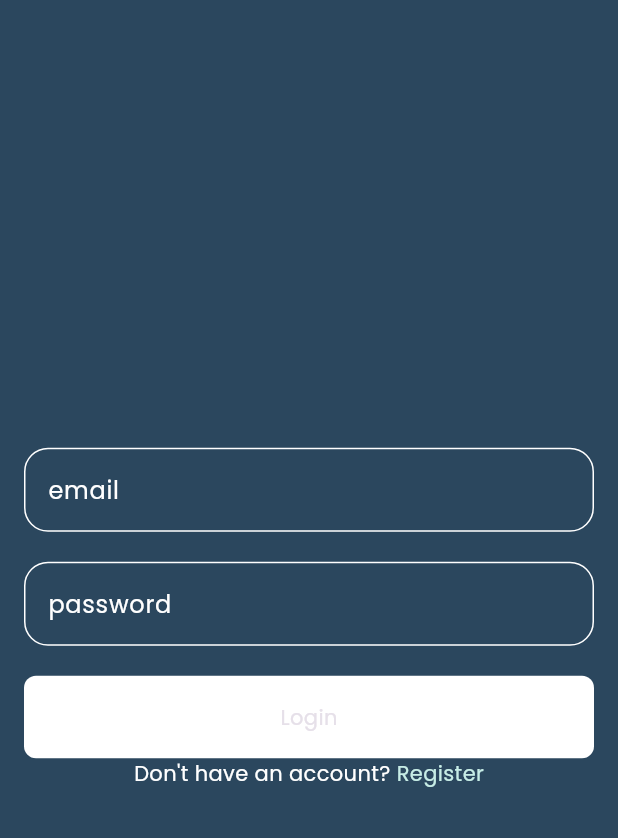
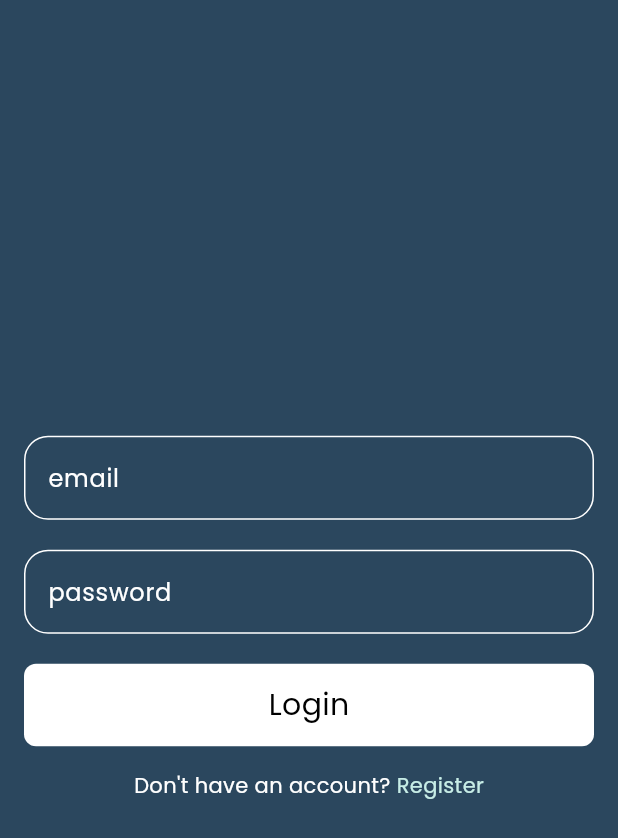
Before and after one commit to EslamElzaky/EXCP_Training, a Flutter app: the LoginPage screen opened directly, on a phone screen of 412 x 824 dp. Shown: the top 838 px of the screen. Run offline on Flutter 3.47's test engine with Material 3 defaults, Android fonts, the phone set to English and light mode, and no system bars; missing offline and left inert: dart:ffi.

Commit message:
finshed UI

```diff
--- /dev/null
+++ b/lib/constant.dart
@@ -0,0 +1,3 @@
+import 'package:flutter/material.dart';
+
+const kPrimarycolor = Color(0xff2B475E);
--- a/lib/helper/custom_button.dart
+++ b/lib/helper/custom_button.dart
@@ -1,20 +1,33 @@
 import 'package:flutter/material.dart';
 
 class CustomButton extends StatelessWidget {
-  CustomButton({required this.text, this.onTap});
+  CustomButton(
+      {super.key,
+      required this.size,
+      this.color = Colors.white,
+      required this.text,
+      this.onTap});
   String text;
+  Color color;
+  double size;
   VoidCallback? onTap;
   @override
   Widget build(BuildContext context) {
     return GestureDetector(
       onTap: onTap,
       child: Container(
-        decoration: BoxDecoration(
-            color: Colors.white, borderRadius: BorderRadius.circular(8)),
-        width: double.infinity,
+        decoration:
+            BoxDecoration(color: color, borderRadius: BorderRadius.circular(8)),
+        width: size,
         height: 55,
         child: Center(
-          child: Text(text),
+          child: Text(
+            text,
+            style: TextStyle(
+              color: Colors.black,
+              fontSize: 20,
+            ),
+          ),
         ),
       ),
     );
--- a/lib/views/login_page.dart
+++ b/lib/views/login_page.dart
@@ -1,5 +1,7 @@
+import 'package:excp_training/constant.dart';
 import 'package:excp_training/helper/custom_button.dart';
 import 'package:excp_training/helper/custom_text_field.dart';
+import 'package:excp_training/views/home_view.dart';
 import 'package:excp_training/views/regester_page.dart';
 import 'package:flutter/material.dart';
 
@@ -9,7 +11,7 @@ class LoginPage extends StatelessWidget {
   @override
   Widget build(BuildContext context) {
     return Scaffold(
-      backgroundColor: Color(0xff2B475E),
+      backgroundColor: kPrimarycolor,
       body: Center(
         child: Padding(
           padding: const EdgeInsets.symmetric(horizontal: 16),
@@ -31,23 +33,23 @@ class LoginPage extends StatelessWidget {
                 height: 20,
               ),
               CustomButton(
+                size: double.infinity,
                 text: 'Login',
                 onTap: () {
-                  // Handle login action
+                  Navigator.pushNamed(context, 'BottomNavigation');
+                  // naHandle login action
                 },
               ),
-              Row(
+              Padding(
+                padding: const EdgeInsets.only(top: 16.0),
+                child: Row(
                   mainAxisAlignment: MainAxisAlignment.center,
                   children: [
                     Text('Don\'t have an account?',
                         style: TextStyle(color: Colors.white)),
                     GestureDetector(
                       onTap: () {
-                      Navigator.push(
-                          context,
-                          MaterialPageRoute(
-                            builder: (context) => RegesterPage(),
-                          ));
+                        Navigator.pushNamed(context, RegesterPage.id);
                       },
                       child: Text(
                         ' Register',
@@ -55,6 +57,7 @@ class LoginPage extends StatelessWidget {
                       ),
                     )
                   ],
+                ),
               )
             ],
           ),
```
Also changed, not shown: lib/helper/bottom_navigation.dart (added, +52 -0 lines), lib/helper/custom_appBar.dart (+9 -26 lines), lib/helper/custom_icons.dart (added, +24 -0 lines), lib/main.dart (+12 -3 lines), lib/views/home_view.dart (+20 -2 lines), lib/views/profile_page.dart (added, +101 -0 lines), lib/views/regester_page.dart (+39 -3 lines). Lines whose indentation alone changed are shown as unchanged.
